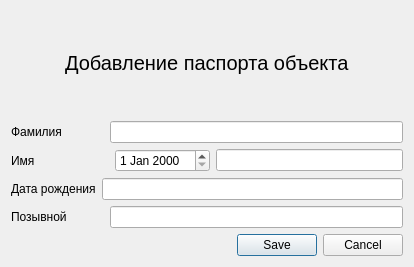
First picture: the form in src/dialogadddevice.ui, repository IlchenkoVasily/seye, before the edit.
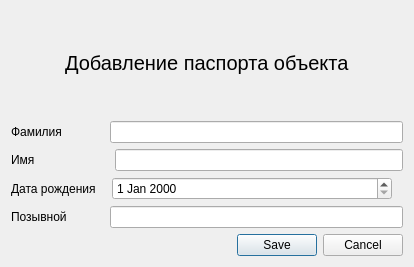
Second picture: the form after the edit.

Patch:
```diff
--- a/src/dialogadddevice.ui
+++ b/src/dialogadddevice.ui
@@ -126,9 +126,6 @@
        </property>
       </spacer>
      </item>
-     <item>
-      <widget class="QDateEdit" name="dateEdit"/>
-     </item>
      <item>
       <widget class="QLineEdit" name="firstname">
        <property name="text">
@@ -152,19 +149,48 @@
        <property name="orientation">
         <enum>Qt::Horizontal</enum>
        </property>
-       <property name="sizeType">
-        <enum>QSizePolicy::Minimum</enum>
-       </property>
        <property name="sizeHint" stdset="0">
         <size>
-         <width>0</width>
+         <width>40</width>
          <height>20</height>
         </size>
        </property>
       </spacer>
      </item>
      <item>
-      <widget class="QLineEdit" name="date"/>
+      <widget class="QDateEdit" name="date1">
+       <property name="sizePolicy">
+        <sizepolicy hsizetype="Fixed" vsizetype="Fixed">
+         <horstretch>0</horstretch>
+         <verstretch>0</verstretch>
+        </sizepolicy>
+       </property>
+       <property name="minimumSize">
+        <size>
+         <width>280</width>
+         <height>0</height>
+        </size>
+       </property>
+       <property name="maximumSize">
+        <size>
+         <width>300</width>
+         <height>16777215</height>
+        </size>
+       </property>
+      </widget>
+     </item>
+     <item>
+      <spacer name="horizontalSpacer_7">
+       <property name="orientation">
+        <enum>Qt::Horizontal</enum>
+       </property>
+       <property name="sizeHint" stdset="0">
+        <size>
+         <width>40</width>
+         <height>20</height>
+        </size>
+       </property>
+      </spacer>
      </item>
     </layout>
    </item>
```
